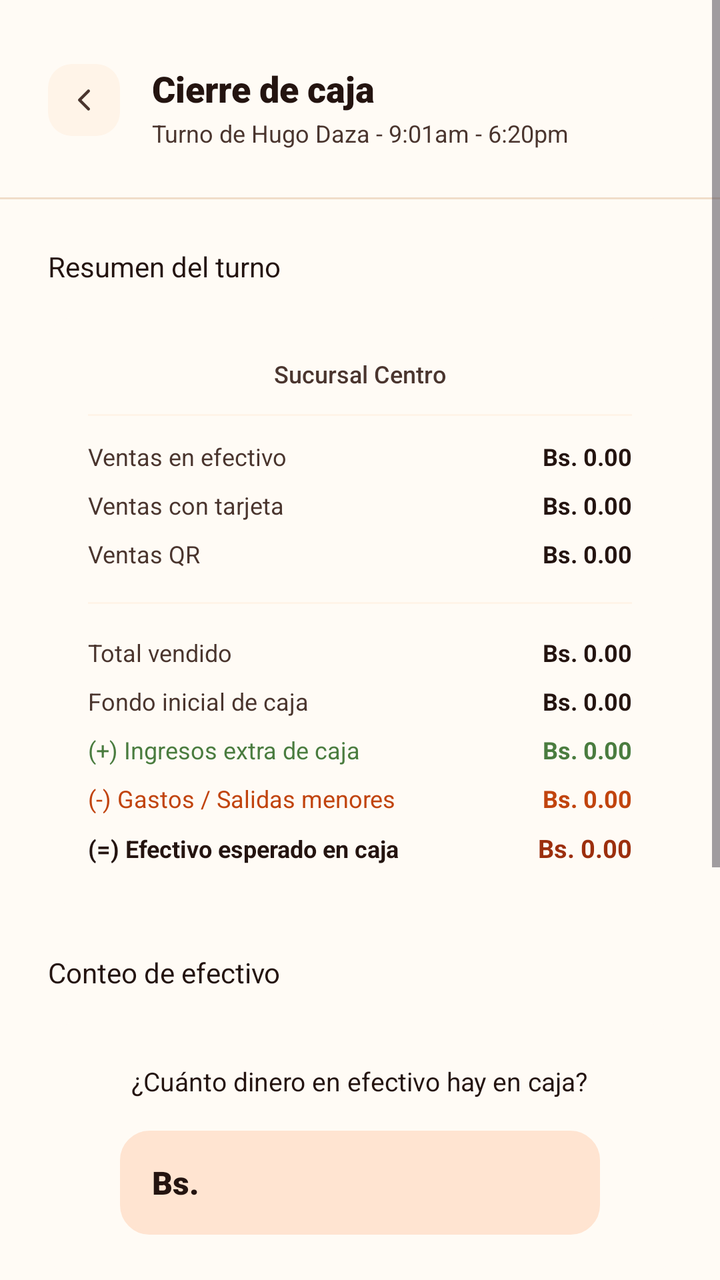
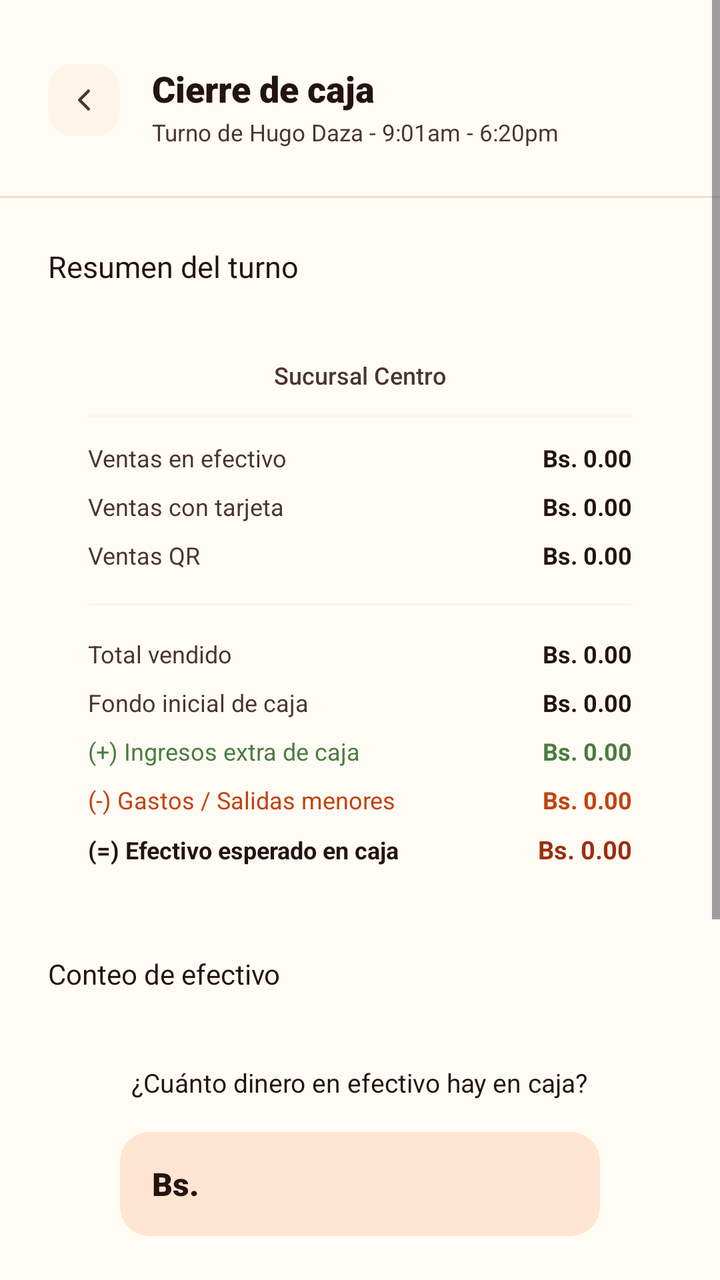

Before-and-after screenshots of an Android layout around one commit, followed by the original layout XML and the change that was made.
<!-- AndroidManifest.xml: application theme Theme.Pollogithub -->
<!-- res/layout/activity_cierre_caja.xml -->
<?xml version="1.0" encoding="utf-8"?>
<ScrollView xmlns:android="http://schemas.android.com/apk/res/android"
    xmlns:app="http://schemas.android.com/apk/res-auto"
    xmlns:tools="http://schemas.android.com/tools"
    android:layout_width="match_parent"
    android:layout_height="match_parent"
    android:fillViewport="true"
    android:background="@color/paper_50"
    tools:context=".CierreCajaActivity">

    <androidx.constraintlayout.widget.ConstraintLayout
        android:layout_width="match_parent"
        android:layout_height="wrap_content"
        android:paddingBottom="48dp">

        
        <ImageButton
            android:id="@+id/btnBack"
            android:layout_width="36dp"
            android:layout_height="36dp"
            android:layout_marginStart="24dp"
            android:layout_marginTop="32dp"
            android:background="@drawable/bg_back_btn"
            android:contentDescription="Volver"
            android:src="@drawable/ic_back_arrow"
            app:layout_constraintStart_toStartOf="parent"
            app:layout_constraintTop_toTopOf="parent" />

        
        <TextView
            android:id="@+id/tvTitle"
            android:layout_width="wrap_content"
            android:layout_height="wrap_content"
            android:layout_marginStart="16dp"
            android:fontFamily="sans-serif-black"
            android:text="Cierre de caja"
            android:textColor="@color/char_900"
            android:textSize="18sp"
            app:layout_constraintStart_toEndOf="@id/btnBack"
            app:layout_constraintTop_toTopOf="@id/btnBack" />

        <TextView
            android:id="@+id/tvSubtitle"
            android:layout_width="wrap_content"
            android:layout_height="wrap_content"
            android:layout_marginTop="2dp"
            android:fontFamily="sans-serif"
            android:text="Turno de Hugo Daza - 9:01am - 6:20pm"
            android:textColor="@color/char_700"
            android:textSize="12sp"
            app:layout_constraintStart_toStartOf="@id/tvTitle"
            app:layout_constraintTop_toBottomOf="@id/tvTitle" />

        <View
            android:id="@+id/dividerTop"
            android:layout_width="match_parent"
            android:layout_height="1dp"
            android:layout_marginTop="24dp"
            android:background="@color/line_color"
            app:layout_constraintTop_toBottomOf="@id/tvSubtitle" />

        
        <TextView
            android:id="@+id/lblResumen"
            android:layout_width="wrap_content"
            android:layout_height="wrap_content"
            android:layout_marginStart="24dp"
            android:layout_marginTop="24dp"
            android:fontFamily="sans-serif-bold"
            android:text="Resumen del turno"
            android:textColor="@color/char_900"
            android:textSize="14sp"
            app:layout_constraintStart_toStartOf="parent"
            app:layout_constraintTop_toBottomOf="@id/dividerTop" />

        <androidx.cardview.widget.CardView
            android:id="@+id/cardResumen"
            android:layout_width="match_parent"
            android:layout_height="wrap_content"
            android:layout_marginHorizontal="24dp"
            android:layout_marginTop="16dp"
            app:cardBackgroundColor="@color/paper_50"
            app:cardCornerRadius="12dp"
            app:cardElevation="0dp"
            app:strokeColor="@color/line_color"
            app:strokeWidth="1dp"
            app:layout_constraintTop_toBottomOf="@id/lblResumen">

            <LinearLayout
                android:layout_width="match_parent"
                android:layout_height="wrap_content"
                android:orientation="vertical"
                android:padding="20dp">

                <TextView
                    android:id="@+id/tvResumenSucursalFecha"
                    android:layout_width="wrap_content"
                    android:layout_height="wrap_content"
                    android:layout_gravity="center_horizontal"
                    android:fontFamily="sans-serif-medium"
                    android:text="Sucursal Centro"
                    android:textColor="@color/char_700"
                    android:textSize="12sp" />

                <View
                    android:layout_width="match_parent"
                    android:layout_height="1dp"
                    android:layout_marginTop="12dp"
                    android:layout_marginBottom="12dp"
                    android:background="@color/paper_100" />

                <LinearLayout android:layout_width="match_parent" android:layout_height="wrap_content" android:orientation="horizontal">
                    <TextView android:layout_width="0dp" android:layout_weight="1" android:layout_height="wrap_content" android:text="Ventas en efectivo" android:textSize="12sp" android:textColor="@color/char_700" />
                    <TextView android:id="@+id/tvResumenEfectivo" android:layout_width="wrap_content" android:layout_height="wrap_content" android:text="Bs. 0.00" android:textStyle="bold" android:textSize="12sp" android:textColor="@color/char_900" />
                </LinearLayout>
                
                <LinearLayout android:layout_width="match_parent" android:layout_height="wrap_content" android:layout_marginTop="8dp" android:orientation="horizontal">
                    <TextView android:layout_width="0dp" android:layout_weight="1" android:layout_height="wrap_content" android:text="Ventas con tarjeta" android:textSize="12sp" android:textColor="@color/char_700" />
                    <TextView android:id="@+id/tvResumenTarjeta" android:layout_width="wrap_content" android:layout_height="wrap_content" android:text="Bs. 0.00" android:textStyle="bold" android:textSize="12sp" android:textColor="@color/char_900" />
                </LinearLayout>

                <LinearLayout android:layout_width="match_parent" android:layout_height="wrap_content" android:layout_marginTop="8dp" android:orientation="horizontal">
                    <TextView android:layout_width="0dp" android:layout_weight="1" android:layout_height="wrap_content" android:text="Ventas QR" android:textSize="12sp" android:textColor="@color/char_700" />
                    <TextView android:id="@+id/tvResumenQr" android:layout_width="wrap_content" android:layout_height="wrap_content" android:text="Bs. 0.00" android:textStyle="bold" android:textSize="12sp" android:textColor="@color/char_900" />
                </LinearLayout>

                <View
                    android:layout_width="match_parent"
                    android:layout_height="1dp"
                    android:layout_marginTop="16dp"
                    android:layout_marginBottom="16dp"
                    android:background="@color/paper_100" />

                <LinearLayout android:layout_width="match_parent" android:layout_height="wrap_content" android:orientation="horizontal">
                    <TextView android:layout_width="0dp" android:layout_weight="1" android:layout_height="wrap_content" android:text="Total vendido" android:textSize="12sp" android:textColor="@color/char_700" />
                    <TextView android:id="@+id/tvResumenTotalVendido" android:layout_width="wrap_content" android:layout_height="wrap_content" android:text="Bs. 0.00" android:textStyle="bold" android:textSize="12sp" android:textColor="@color/char_900" />
                </LinearLayout>

                <LinearLayout android:layout_width="match_parent" android:layout_height="wrap_content" android:layout_marginTop="8dp" android:orientation="horizontal">
                    <TextView android:layout_width="0dp" android:layout_weight="1" android:layout_height="wrap_content" android:text="Fondo inicial de caja" android:textSize="12sp" android:textColor="@color/char_700" />
                    <TextView android:id="@+id/tvResumenFondoInicial" android:layout_width="wrap_content" android:layout_height="wrap_content" android:text="Bs. 0.00" android:textStyle="bold" android:textSize="12sp" android:textColor="@color/char_900" />
                </LinearLayout>

                <LinearLayout android:layout_width="match_parent" android:layout_height="wrap_content" android:layout_marginTop="8dp" android:orientation="horizontal">
                    <TextView android:layout_width="0dp" android:layout_weight="1" android:layout_height="wrap_content" android:text="(+) Ingresos extra de caja" android:textSize="12sp" android:textColor="@color/ok_600" />
                    <TextView android:id="@+id/tvResumenIngresosExtra" android:layout_width="wrap_content" android:layout_height="wrap_content" android:text="Bs. 0.00" android:textStyle="bold" android:textSize="12sp" android:textColor="@color/ok_600" />
                </LinearLayout>

                <LinearLayout android:layout_width="match_parent" android:layout_height="wrap_content" android:layout_marginTop="8dp" android:orientation="horizontal">
                    <TextView android:layout_width="0dp" android:layout_weight="1" android:layout_height="wrap_content" android:text="(-) Gastos / Salidas menores" android:textSize="12sp" android:textColor="@color/ember_600" />
                    <TextView android:id="@+id/tvResumenEgresosGastos" android:layout_width="wrap_content" android:layout_height="wrap_content" android:text="Bs. 0.00" android:textStyle="bold" android:textSize="12sp" android:textColor="@color/ember_600" />
                </LinearLayout>

                <LinearLayout android:layout_width="match_parent" android:layout_height="wrap_content" android:layout_marginTop="8dp" android:orientation="horizontal">
                    <TextView android:layout_width="0dp" android:layout_weight="1" android:layout_height="wrap_content" android:text="(=) Efectivo esperado en caja" android:textSize="12sp" android:textStyle="bold" android:textColor="@color/char_900" />
                    <TextView android:id="@+id/tvResumenEsperado" android:layout_width="wrap_content" android:layout_height="wrap_content" android:text="Bs. 0.00" android:textStyle="bold" android:textSize="12.5sp" android:textColor="@color/ember_700" />
                </LinearLayout>

            </LinearLayout>
        </androidx.cardview.widget.CardView>

        
        <TextView
            android:id="@+id/lblConteo"
            android:layout_width="wrap_content"
            android:layout_height="wrap_content"
            android:layout_marginStart="24dp"
            android:layout_marginTop="24dp"
            android:fontFamily="sans-serif-bold"
            android:text="Conteo de efectivo"
            android:textColor="@color/char_900"
            android:textSize="14sp"
            app:layout_constraintStart_toStartOf="parent"
            app:layout_constraintTop_toBottomOf="@id/cardResumen" />

        <androidx.cardview.widget.CardView
            android:id="@+id/cardConteo"
            android:layout_width="match_parent"
            android:layout_height="wrap_content"
            android:layout_marginHorizontal="24dp"
            android:layout_marginTop="16dp"
            app:cardBackgroundColor="@color/paper_50"
            app:cardCornerRadius="12dp"
            app:cardElevation="0dp"
            app:strokeColor="@color/line_color"
            app:strokeWidth="1dp"
            app:layout_constraintTop_toBottomOf="@id/lblConteo">

            <LinearLayout
                android:layout_width="match_parent"
                android:layout_height="wrap_content"
                android:orientation="vertical"
                android:padding="20dp"
                android:gravity="center_horizontal">

                <TextView
                    android:layout_width="wrap_content"
                    android:layout_height="wrap_content"
                    android:fontFamily="sans-serif-bold"
                    android:text="¿Cuánto dinero en efectivo hay en caja?"
                    android:textColor="@color/char_900"
                    android:textSize="13sp" />

                <LinearLayout
                    android:layout_width="match_parent"
                    android:layout_height="52dp"
                    android:layout_marginTop="16dp"
                    android:layout_marginHorizontal="16dp"
                    android:background="@drawable/bg_input_field"
                    android:backgroundTint="@color/ember_100"
                    android:gravity="center_vertical"
                    android:orientation="horizontal"
                    android:paddingHorizontal="16dp">

                    <TextView
                        android:layout_width="wrap_content"
                        android:layout_height="wrap_content"
                        android:fontFamily="sans-serif-black"
                        android:text="Bs."
                        android:textColor="@color/char_900"
                        android:textSize="16sp" />

                    <EditText
                        android:id="@+id/etConteo"
                        android:layout_width="0dp"
                        android:layout_height="match_parent"
                        android:layout_weight="1"
                        android:background="@null"
                        android:fontFamily="sans-serif-black"
                        android:gravity="center_vertical|end"
                        android:inputType="numberDecimal"
                        android:text=""
                        android:textColor="@color/char_900"
                        android:textSize="16sp" />
                </LinearLayout>

            </LinearLayout>
        </androidx.cardview.widget.CardView>

        
        <androidx.cardview.widget.CardView
            android:id="@+id/cardAlert"
            android:layout_width="match_parent"
            android:layout_height="wrap_content"
            android:layout_marginHorizontal="24dp"
            android:layout_marginTop="24dp"
            app:cardBackgroundColor="@color/ok_100"
            app:cardCornerRadius="8dp"
            app:cardElevation="0dp"
            app:layout_constraintTop_toBottomOf="@id/cardConteo">

            <LinearLayout
                android:layout_width="match_parent"
                android:layout_height="wrap_content"
                android:orientation="vertical"
                android:padding="20dp">

                <TextView
                    android:id="@+id/tvAlertTitulo"
                    android:layout_width="wrap_content"
                    android:layout_height="wrap_content"
                    android:fontFamily="sans-serif-medium"
                    android:text="Caja cuadrada"
                    android:textColor="@color/ok_600"
                    android:textSize="14sp" />

                <TextView
                    android:id="@+id/tvAlertMonto"
                    android:layout_width="wrap_content"
                    android:layout_height="wrap_content"
                    android:layout_marginTop="4dp"
                    android:fontFamily="sans-serif-black"
                    android:text="Bs. 0.00"
                    android:textColor="@color/char_900"
                    android:textSize="16sp" />

                <TextView
                    android:id="@+id/tvAlertDescripcion"
                    android:layout_width="wrap_content"
                    android:layout_height="wrap_content"
                    android:layout_marginTop="8dp"
                    android:fontFamily="sans-serif"
                    android:text="El efectivo contado coincide con el esperado."
                    android:textColor="@color/char_900"
                    android:textSize="12sp" />
            </LinearLayout>
        </androidx.cardview.widget.CardView>

        
        <androidx.appcompat.widget.AppCompatButton
            android:id="@+id/btnConfirm"
            android:layout_width="0dp"
            android:layout_height="54dp"
            android:layout_marginTop="32dp"
            android:layout_marginHorizontal="20dp"
            android:background="@drawable/bg_button_primary"
            android:fontFamily="sans-serif-bold"
            android:text="Confirmar cierre de turno"
            android:textAllCaps="false"
            android:textColor="@color/white"
            android:textSize="14sp"
            app:layout_constraintEnd_toEndOf="parent"
            app:layout_constraintStart_toStartOf="parent"
            app:layout_constraintTop_toBottomOf="@id/cardAlert" />
            
        <TextView
            android:layout_width="wrap_content"
            android:layout_height="wrap_content"
            android:layout_margin="24dp"
            android:text="V1.2"
            android:textColor="@color/char_900"
            android:textSize="12sp"
            app:layout_constraintEnd_toEndOf="parent"
            app:layout_constraintTop_toBottomOf="@id/btnConfirm" />

    </androidx.constraintlayout.widget.ConstraintLayout>
</ScrollView>
<!-- resources referenced by this layout -->
<resources>
  <color name="char_700">#4A352E</color>
  <color name="char_900">#241410</color>
  <color name="ok_100">#E3F0DF</color>
  <color name="ok_600">#4A7C3F</color>
  <color name="paper_50">#FFFBF5</color>
  <color name="white">#FFFFFFFF</color>
  <!-- unchanged entries left out for length: 11 -->
</resources>

<!-- the commit's change to res/layout/activity_cierre_caja.xml (unified diff, before → after) -->
@@ -16,60 +16,48 @@
         
         <ImageButton
             android:id="@+id/btnBack"
-            android:layout_width="36dp"
-            android:layout_height="36dp"
-            android:layout_marginStart="24dp"
-            android:layout_marginTop="32dp"
-            android:background="@drawable/bg_back_btn"
-            android:contentDescription="Volver"
-            android:src="@drawable/ic_back_arrow"
+            style="@style/Widget.Pollo.Button.Back"
+            android:layout_marginStart="@dimen/spacing_2xl"
+            android:layout_marginTop="@dimen/spacing_3xl"
             app:layout_constraintStart_toStartOf="parent"
             app:layout_constraintTop_toTopOf="parent" />
 
         
         <TextView
             android:id="@+id/tvTitle"
-            android:layout_width="wrap_content"
-            android:layout_height="wrap_content"
-            android:layout_marginStart="16dp"
-            android:fontFamily="sans-serif-black"
+            android:textAppearance="@style/TextAppearance.Pollo.Title.Medium"
+            android:layout_width="wrap_content"
+            android:layout_height="wrap_content"
+            android:layout_marginStart="@dimen/spacing_l"
             android:text="Cierre de caja"
-            android:textColor="@color/char_900"
-            android:textSize="18sp"
             app:layout_constraintStart_toEndOf="@id/btnBack"
             app:layout_constraintTop_toTopOf="@id/btnBack" />
 
         <TextView
             android:id="@+id/tvSubtitle"
-            android:layout_width="wrap_content"
-            android:layout_height="wrap_content"
-            android:layout_marginTop="2dp"
-            android:fontFamily="sans-serif"
+            android:textAppearance="@style/TextAppearance.Pollo.Subtitle.Dark"
+            android:layout_width="wrap_content"
+            android:layout_height="wrap_content"
+            android:layout_marginTop="@dimen/spacing_2xs"
             android:text="Turno de Hugo Daza - 9:01am - 6:20pm"
-            android:textColor="@color/char_700"
-            android:textSize="12sp"
             app:layout_constraintStart_toStartOf="@id/tvTitle"
             app:layout_constraintTop_toBottomOf="@id/tvTitle" />
 
         <View
             android:id="@+id/dividerTop"
-            android:layout_width="match_parent"
-            android:layout_height="1dp"
-            android:layout_marginTop="24dp"
-            android:background="@color/line_color"
+            style="@style/Widget.Pollo.Divider"
+            android:layout_marginTop="@dimen/spacing_2xl"
             app:layout_constraintTop_toBottomOf="@id/tvSubtitle" />
 
         
         <TextView
             android:id="@+id/lblResumen"
-            android:layout_width="wrap_content"
-            android:layout_height="wrap_content"
-            android:layout_marginStart="24dp"
-            android:layout_marginTop="24dp"
-            android:fontFamily="sans-serif-bold"
+            android:textAppearance="@style/TextAppearance.Pollo.Title.Small"
+            android:layout_width="wrap_content"
+            android:layout_height="wrap_content"
+            android:layout_marginStart="@dimen/spacing_2xl"
+            android:layout_marginTop="@dimen/spacing_2xl"
             android:text="Resumen del turno"
-            android:textColor="@color/char_900"
-            android:textSize="14sp"
             app:layout_constraintStart_toStartOf="parent"
             app:layout_constraintTop_toBottomOf="@id/dividerTop" />
 
@@ -289,16 +277,11 @@
         
         <androidx.appcompat.widget.AppCompatButton
             android:id="@+id/btnConfirm"
+            style="@style/Widget.Pollo.Button.Primary.Hero"
             android:layout_width="0dp"
-            android:layout_height="54dp"
-            android:layout_marginTop="32dp"
-            android:layout_marginHorizontal="20dp"
-            android:background="@drawable/bg_button_primary"
-            android:fontFamily="sans-serif-bold"
+            android:layout_marginTop="@dimen/spacing_3xl"
+            android:layout_marginHorizontal="@dimen/spacing_xl"
             android:text="Confirmar cierre de turno"
-            android:textAllCaps="false"
-            android:textColor="@color/white"
-            android:textSize="14sp"
             app:layout_constraintEnd_toEndOf="parent"
             app:layout_constraintStart_toStartOf="parent"
             app:layout_constraintTop_toBottomOf="@id/cardAlert" />
<!-- resource entries referenced after the edit -->
@@ -5,7 +5,73 @@
   <color name="ok_100">#E3F0DF</color>
   <color name="ok_600">#4A7C3F</color>
   <color name="paper_50">#FFFBF5</color>
+  <dimen name="spacing_2xl">24dp</dimen>
+  <dimen name="spacing_2xs">2dp</dimen>
+  <dimen name="spacing_3xl">32dp</dimen>
+  <dimen name="spacing_l">16dp</dimen>
+  <dimen name="spacing_xl">20dp</dimen>
+  <style name="TextAppearance.Pollo.Subtitle.Dark" parent="TextAppearance.Pollo.Subtitle">
+          <item name="android:textColor">@color/char_700</item>
+          <item name="android:textSize">@dimen/text_size_caption</item>
+      </style>
+  <style name="TextAppearance.Pollo.Title.Medium" parent="TextAppearance.Pollo.Title">
+          <item name="android:fontFamily">sans-serif-black</item>
+          <item name="android:textColor">@color/char_900</item>
+          <item name="android:textSize">@dimen/text_size_title_medium</item>
+      </style>
+  <style name="TextAppearance.Pollo.Title.Small" parent="TextAppearance.Pollo.Title">
+          <item name="android:fontFamily">sans-serif-bold</item>
+          <item name="android:textColor">@color/char_900</item>
+          <item name="android:textSize">@dimen/text_size_title_small</item>
+      </style>
+  <style name="Widget.Pollo.Button.Back" parent="Widget.Pollo">
+          <item name="android:layout_width">@dimen/btn_icon_size_small</item>
+          <item name="android:layout_height">@dimen/btn_icon_size_small</item>
+          <item name="android:background">@drawable/bg_back_btn</item>
+          <item name="android:src">@drawable/ic_back_arrow</item>
+          <item name="android:scaleType">centerInside</item>
+          <item name="android:contentDescription">@string/content_desc_back</item>
+      </style>
+  <style name="Widget.Pollo.Button.Primary.Hero" parent="Widget.Pollo.Button.Primary">
+          <item name="android:minHeight">@dimen/btn_height_hero</item>
+          <item name="android:textSize">15.5sp</item>
+          <item name="android:elevation">@dimen/elevation_medium</item>
+      </style>
+  <style name="Widget.Pollo.Divider" parent="Widget.Pollo">
+          <item name="android:layout_width">match_parent</item>
+          <item name="android:layout_height">1dp</item>
+          <item name="android:background">@color/line_color</item>
+      </style>
+  <style name="TextAppearance.Pollo.Subtitle" parent="TextAppearance.Pollo">
+          <item name="android:fontFamily">sans-serif</item>
+          <item name="android:textColor">@color/char_400</item>
+          <item name="android:textSize">@dimen/text_size_caption</item>
+      </style>
+  <dimen name="text_size_caption">11.5sp</dimen>
+  <style name="TextAppearance.Pollo.Title" parent="TextAppearance.Pollo" />
+  <dimen name="text_size_title_medium">18sp</dimen>
+  <dimen name="text_size_title_small">15sp</dimen>
+  <style name="Widget.Pollo" parent="" />
+  <dimen name="btn_icon_size_small">36dp</dimen>
+  <string name="content_desc_back">Volver</string>
+  <style name="Widget.Pollo.Button.Primary" parent="Widget.Pollo.Button">
+          <item name="android:background">@drawable/bg_button_primary</item>
+          <item name="android:fontFamily">sans-serif-bold</item>
+          <item name="android:textColor">@color/white</item>
+          <item name="android:textSize">@dimen/text_size_btn_primary</item>
+          <item name="android:textAllCaps">false</item>
+          <item name="android:paddingHorizontal">@dimen/spacing_xl</item>
+          <item name="android:minHeight">@dimen/btn_height_primary</item>
+          <item name="android:stateListAnimator">@null</item>
+      </style>
+  <dimen name="btn_height_hero">54dp</dimen>
+  <dimen name="elevation_medium">4dp</dimen>
+  <style name="TextAppearance.Pollo" parent="android:TextAppearance" />
+  <color name="char_400">#8A7266</color>
+  <style name="Widget.Pollo.Button" parent="Widget.AppCompat.Button" />
   <color name="white">#FFFFFFFF</color>
+  <dimen name="text_size_btn_primary">15sp</dimen>
+  <dimen name="btn_height_primary">52dp</dimen>
   <!-- unchanged entries left out for length: 11 -->
 </resources>
 
